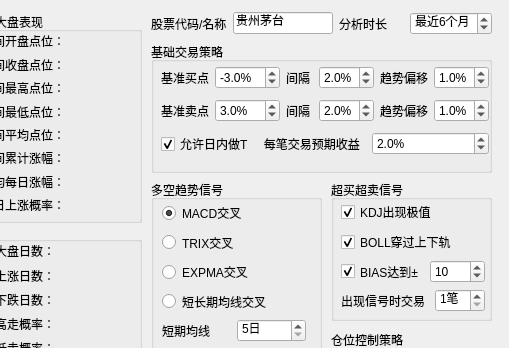
Old version of the form QtDesign/StockAnalyzer.ui in the repository victor647/QuantumStockTrade; both pictures show x 219 to 728 and y 0 to 348 of the 728 by 548 pixel window.
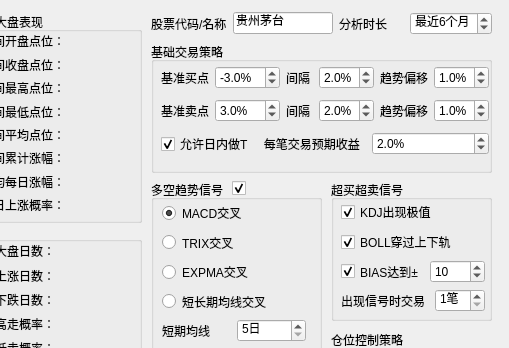
New version of the form.

Diff of the .ui file:
```diff
--- a/QtDesign/StockAnalyzer.ui
+++ b/QtDesign/StockAnalyzer.ui
@@ -1546,6 +1546,22 @@
      </item>
     </layout>
    </widget>
+   <widget class="QCheckBox" name="cbxTrendEnabled">
+    <property name="geometry">
+     <rect>
+      <x>451</x>
+      <y>179</y>
+      <width>16</width>
+      <height>18</height>
+     </rect>
+    </property>
+    <property name="text">
+     <string/>
+    </property>
+    <property name="checked">
+     <bool>true</bool>
+    </property>
+   </widget>
   </widget>
   <widget class="QMenuBar" name="menubar">
    <property name="geometry">
```
Left out of the diff: 62 changed lines with no effect on the pictures.
